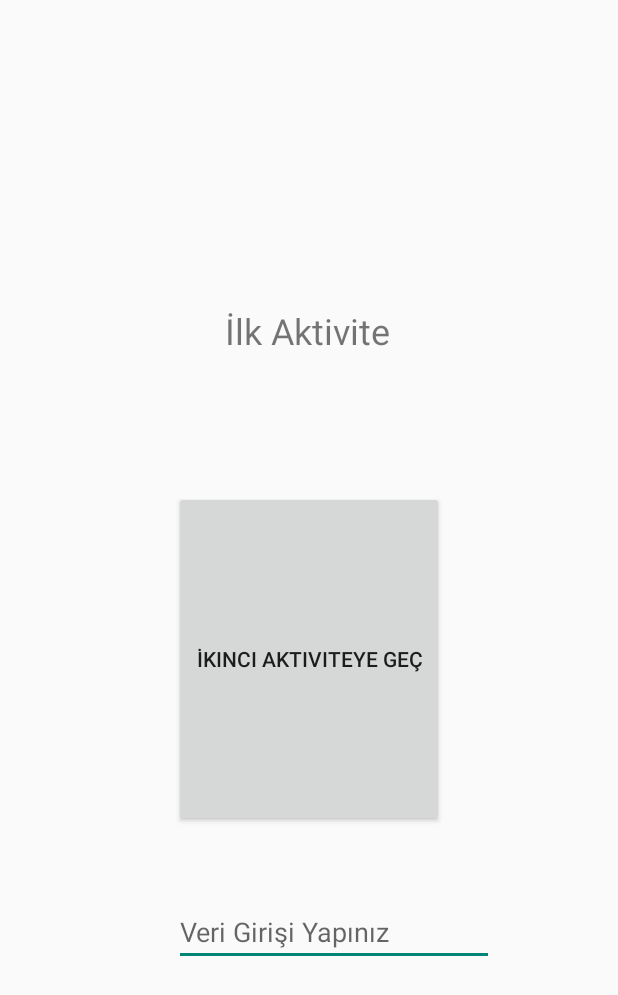
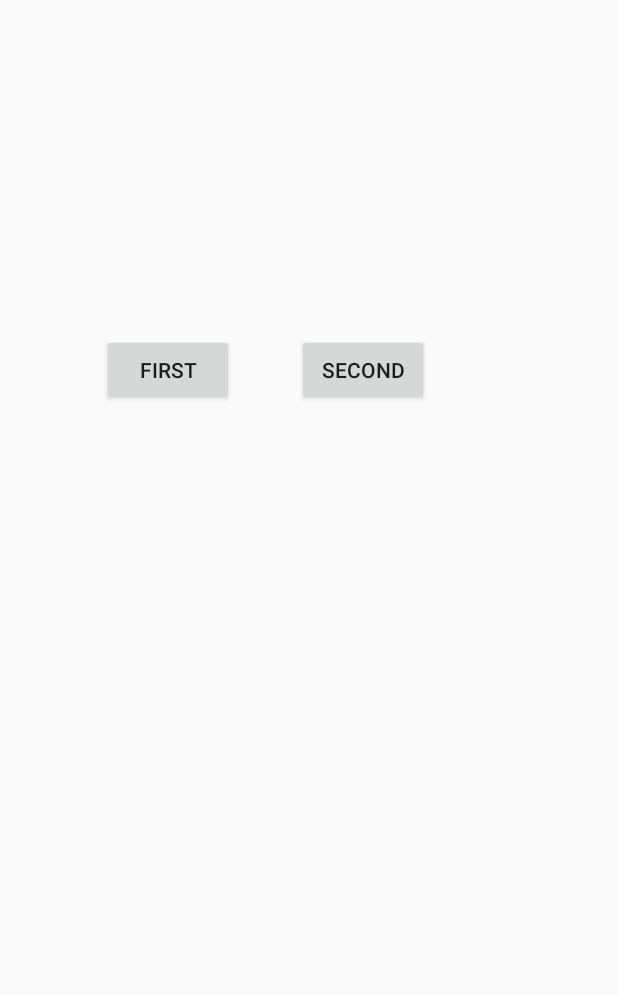
Before and after one commit to nimetts/Kotlin, an Android app built with Jetpack Compose: the screen it shows after launch (MainActivity), on a phone screen of 412 x 824 dp. Shown: the top 995 px of the screen. Run offline under Robolectric (Android 15) with nearby library versions, the phone set to English and light mode, and no system bars.

Commit message:
fragments and activity connection

```diff
--- a/app/build.gradle.kts
+++ b/app/build.gradle.kts
@@ -65,6 +65,7 @@ dependencies {
     implementation(platform("androidx.compose:compose-bom:2023.08.00"))
     implementation(platform("androidx.compose:compose-bom:2023.08.00"))
     implementation(platform("androidx.compose:compose-bom:2023.08.00"))
+    implementation("androidx.fragment:fragment-ktx:1.6.2")
     testImplementation("junit:junit:4.13.2")
     androidTestImplementation("androidx.test.ext:junit:1.1.5")
     androidTestImplementation("androidx.test.espresso:espresso-core:3.5.1")
--- a/app/src/main/res/layout/activity_main.xml
+++ b/app/src/main/res/layout/activity_main.xml
@@ -6,41 +6,37 @@
     android:layout_height="match_parent"
     android:onClick="aktiviteDegistir">
 
-    <TextView
-        android:id="@+id/textView2"
+    <Button
+        android:id="@+id/button"
         android:layout_width="wrap_content"
         android:layout_height="wrap_content"
-        android:layout_marginTop="204dp"
-        android:layout_marginEnd="30dp"
-        android:layout_marginBottom="91dp"
-        android:text="İlk Aktivite "
-        android:textSize="24sp"
-        app:layout_constraintBottom_toTopOf="@+id/button"
-        app:layout_constraintEnd_toEndOf="@+id/button"
-        app:layout_constraintTop_toTopOf="parent" />
+        android:layout_marginStart="68dp"
+        android:onClick="firstFragment"
+        android:text="first"
+        app:layout_constraintBaseline_toBaselineOf="@+id/button2"
+        app:layout_constraintStart_toStartOf="parent" />
 
     <Button
-        android:id="@+id/button"
-        android:layout_width="180dp"
-        android:layout_height="0dp"
-        android:layout_marginTop="327dp"
-        android:layout_marginBottom="47dp"
-        android:onClick="aktiviteDegistir"
-        android:text="İkinci Aktiviteye Geç"
-        app:layout_constraintBottom_toTopOf="@+id/editText"
-        app:layout_constraintEnd_toEndOf="parent"
-        app:layout_constraintStart_toStartOf="parent"
-        app:layout_constraintTop_toTopOf="parent" />
-
-    <EditText
-        android:id="@+id/editText"
+        android:id="@+id/button2"
         android:layout_width="wrap_content"
         android:layout_height="wrap_content"
-        android:layout_marginBottom="180dp"
-        android:ems="10"
-        android:hint="Veri Girişi Yapınız"
-        android:inputType="text"
+        android:layout_marginStart="42dp"
+        android:layout_marginBottom="27dp"
+        android:onClick="secondFragment"
+        android:text="second"
+        app:layout_constraintBottom_toTopOf="@+id/frameLayout"
+        app:layout_constraintStart_toEndOf="@+id/button" />
+
+    <FrameLayout
+        android:id="@+id/frameLayout"
+        android:layout_width="0dp"
+        android:layout_height="524dp"
+        android:layout_marginStart="1dp"
+        android:layout_marginEnd="1dp"
+        android:layout_marginBottom="2dp"
         app:layout_constraintBottom_toBottomOf="parent"
-        app:layout_constraintStart_toStartOf="@+id/button"
-        app:layout_constraintTop_toBottomOf="@+id/button" />
+        app:layout_constraintEnd_toEndOf="parent"
+        app:layout_constraintStart_toStartOf="parent">
+
+    </FrameLayout>
 </androidx.constraintlayout.widget.ConstraintLayout>
--- a/app/src/main/res/values/strings.xml
+++ b/app/src/main/res/values/strings.xml
@@ -3,4 +3,6 @@
     <string name="title_activity_main2">MainActivity2</string>
     <string name="title_activity_secon">SeconActivity</string>
     <string name="title_activity_second">SecondActivity</string>
+    <!-- TODO: Remove or change this placeholder text -->
+    <string name="hello_blank_fragment">Hello blank fragment</string>
 </resources>
```
Also changed, not shown: app/src/main/java/com/nimetseyrek/myfirstandroidproject/BlankFragment.kt (added, +24 -0 lines), app/src/main/java/com/nimetseyrek/myfirstandroidproject/BlankFragment2.kt (added, +28 -0 lines), app/src/main/java/com/nimetseyrek/myfirstandroidproject/MainActivity.kt (+14 -11 lines), app/src/main/res/layout/fragment_blank.xml (added, +24 -0 lines), app/src/main/res/layout/fragment_blank2.xml (added, +22 -0 lines).
